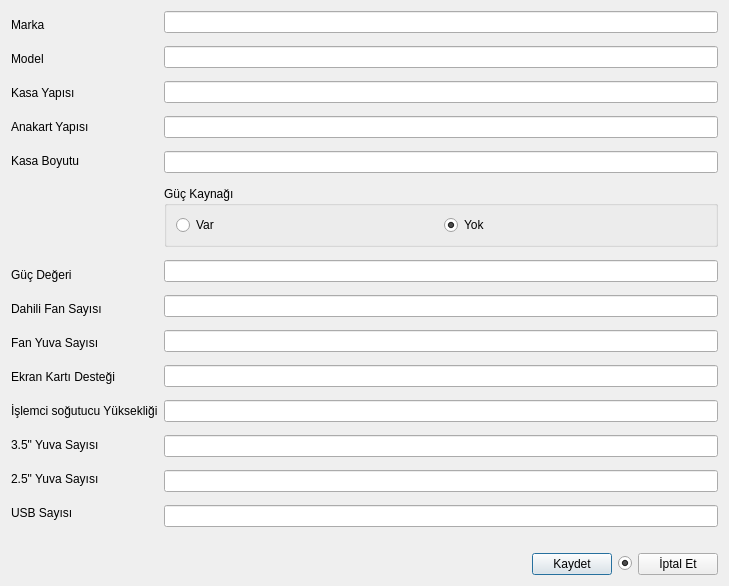
Before: the Qt Designer form Desktop/tekno_market2/TKN_Market/UI/VeriFormlari/tknkasapencere.ui in asirkacar/okulprojesi, drawn with Qt 5.
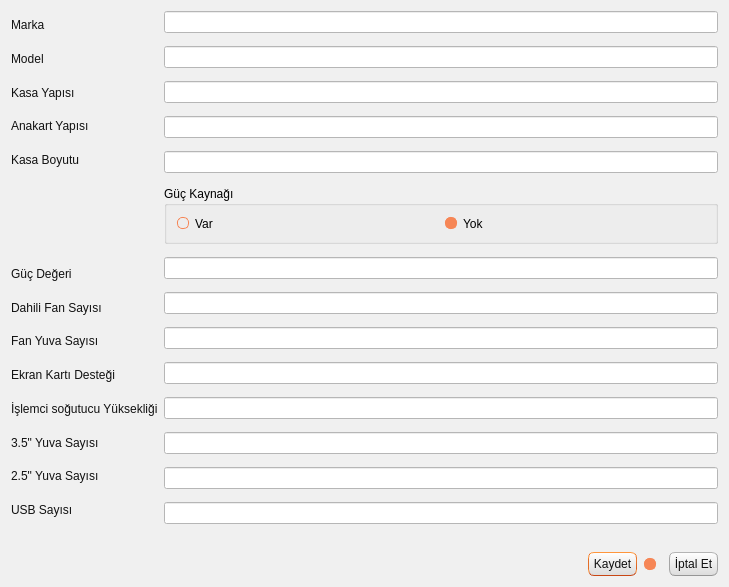
After: the same form once the commit is applied. Icons and pictures are not drawn.

```diff
--- a/Desktop/tekno_market2/TKN_Market/UI/VeriFormlari/tknkasapencere.ui
+++ b/Desktop/tekno_market2/TKN_Market/UI/VeriFormlari/tknkasapencere.ui
@@ -7,12 +7,509 @@
     <x>0</x>
     <y>0</y>
     <width>729</width>
-    <height>586</height>
+    <height>587</height>
    </rect>
   </property>
   <property name="windowTitle">
    <string>Dialog</string>
   </property>
+  <property name="styleSheet">
+   <string notr="true">/*
+Ubuntu Style Sheet for QT Applications
+Author: Jaime A. Quiroga P.
+Company: GTRONICK
+Last updated: 09/10/2019 (dd/mm/yyyy), 12:31.
+Available at: https://github.com/GTRONICK/QSS/blob/master/Ubuntu.qss
+*/
+QMainWindow {
+	background-color:#f0f0f0;
+}
+QCheckBox {
+	padding:2px;
+}
+QCheckBox:hover {
+	border:1px solid rgb(255,150,60);
+	border-radius:4px;
+	padding: 1px;
+	background-color:qlineargradient(spread:pad, x1:0.5, y1:1, x2:0.5, y2:0, stop:0 rgba(190, 90, 50, 50), stop:1 rgba(250, 130, 40, 50));
+}
+QCheckBox::indicator:checked {
+	border:1px solid rgb(246, 134, 86);
+	border-radius:4px;
+  	background-color:rgb(246, 134, 86)
+}
+QCheckBox::indicator:unchecked {
+	border-width:1px solid rgb(246, 134, 86);
+	border-radius:4px;
+  	background-color:rgb(255,255,255);
+}
+QColorDialog {
+	background-color:#f0f0f0;
+}
+QComboBox {
+	color:rgb(81,72,65);
+	background: #ffffff;
+}
+QComboBox:editable {
+	selection-color:rgb(81,72,65);
+	selection-background-color: #ffffff;
+}
+QComboBox QAbstractItemView {
+	selection-color: #ffffff;
+	selection-background-color: rgb(246, 134, 86);
+}
+QComboBox:!editable:on, QComboBox::drop-down:editable:on {
+	color:  #1e1d23;	
+}
+QDateTimeEdit, QDateEdit, QDoubleSpinBox, QFontComboBox {
+	color:rgb(81,72,65);
+	background-color: #ffffff;
+}
+
+QDialog {
+	background-color:#f0f0f0;
+}
+
+QLabel,QLineEdit {
+	color:rgb(17,17,17);
+}
+QLineEdit {
+	background-color:rgb(255,255,255);
+	selection-background-color:rgb(236,116,64);
+}
+QMenuBar {
+	color:rgb(223,219,210);
+	background-color:rgb(65,64,59);
+}
+QMenuBar::item {
+	padding-top:4px;
+	padding-left:4px;
+	padding-right:4px;
+	color:rgb(223,219,210);
+	background-color:rgb(65,64,59);
+}
+QMenuBar::item:selected {
+	color:rgb(255,255,255);
+	padding-top:2px;
+	padding-left:2px;
+	padding-right:2px;
+	border-top-width:2px;
+	border-left-width:2px;
+	border-right-width:2px;
+	border-top-right-radius:4px;
+	border-top-left-radius:4px;
+	border-style:solid;
+	background-color:rgb(65,64,59);
+	border-top-color: rgb(47,47,44);
+	border-right-color: qlineargradient(spread:pad, x1:0, y1:1, x2:1, y2:0, stop:0 rgba(90, 87, 78, 255), stop:1 rgba(47,47,44, 255));
+	border-left-color:  qlineargradient(spread:pad, x1:1, y1:0, x2:0, y2:0, stop:0 rgba(90, 87, 78, 255), stop:1 rgba(47,47,44, 255));
+}
+QMenu {
+	color:rgb(223,219,210);
+	background-color:rgb(65,64,59);
+}
+QMenu::item {
+	color:rgb(223,219,210);
+	padding:4px 10px 4px 20px;
+}
+QMenu::item:selected {
+	color:rgb(255,255,255);
+	background-color: qlineargradient(spread:pad, x1:0.5, y1:1, x2:0.5, y2:0, stop:0 rgba(225, 108, 54, 255), stop:1 rgba(246, 134, 86, 255));
+	border-style:solid;
+	border-width:3px;
+	padding:4px 7px 4px 17px;
+	border-bottom-color:qlineargradient(spread:pad, x1:0.5, y1:1, x2:0.5, y2:0, stop:0 rgba(175,85,48,255), stop:1 rgba(236,114,67, 255));
+	border-top-color:qlineargradient(spread:pad, x1:0.5, y1:1, x2:0.5, y2:0, stop:0 rgba(253,156,113,255), stop:1 rgba(205,90,46, 255));
+	border-right-color:qlineargradient(spread:pad, x1:0, y1:0.5, x2:1, y2:0.5, stop:0 rgba(253,156,113,255), stop:1 rgba(205,90,46, 255));
+	border-left-color:qlineargradient(spread:pad, x1:1, y1:0.5, x2:0, y2:0.5, stop:0 rgba(253,156,113,255), stop:1 rgba(205,90,46, 255));
+}
+QPlainTextEdit {
+	border-width: 1px solid transparent;
+	color:rgb(17,17,17);
+	selection-background-color:rgb(236,116,64);
+}
+QProgressBar {
+	text-align: center;
+	color: rgb(0, 0, 0);
+	border: 1px inset rgb(150,150,150); 
+	border-radius: 10px;
+	background-color:rgb(221,221,219);
+}
+QProgressBar::chunk:horizontal {
+	background-color: qlineargradient(spread:pad, x1:0.5, y1:1, x2:0.5, y2:0, stop:0 rgba(225, 108, 54, 255), stop:1 rgba(246, 134, 86, 255));
+	border:1px solid;
+	border-radius:8px;
+	border-bottom-color:qlineargradient(spread:pad, x1:0.5, y1:1, x2:0.5, y2:0, stop:0 rgba(175,85,48,255), stop:1 rgba(236,114,67, 255));
+	border-top-color:qlineargradient(spread:pad, x1:0.5, y1:1, x2:0.5, y2:0, stop:0 rgba(253,156,113,255), stop:1 rgba(205,90,46, 255));
+	border-right-color:qlineargradient(spread:pad, x1:0, y1:0.5, x2:1, y2:0.5, stop:0 rgba(253,156,113,255), stop:1 rgba(205,90,46, 255));
+	border-left-color:qlineargradient(spread:pad, x1:1, y1:0.5, x2:0, y2:0.5, stop:0 rgba(253,156,113,255), stop:1 rgba(205,90,46, 255));
+}
+QPushButton{
+	color:rgb(17,17,17);
+	border-width: 1px;
+	border-radius: 6px;
+	border-bottom-color: rgb(150,150,150);
+	border-right-color: rgb(165,165,165);
+	border-left-color: rgb(165,165,165);
+	border-top-color: rgb(180,180,180);
+	border-style: solid;
+	padding: 4px;
+	background-color: qlineargradient(spread:pad, x1:0.5, y1:1, x2:0.5, y2:0, stop:0 rgba(220, 220, 220, 255), stop:1 rgba(255, 255, 255, 255));
+}
+QPushButton:hover{
+	color:rgb(17,17,17);
+	border-width: 1px;
+	border-radius:6px;
+	border-top-color: rgb(255,150,60);
+	border-right-color: qlineargradient(spread:pad, x1:0, y1:1, x2:1, y2:0, stop:0 rgba(200, 70, 20, 255), stop:1 rgba(255,150,60, 255));
+	border-left-color:  qlineargradient(spread:pad, x1:1, y1:0, x2:0, y2:0, stop:0 rgba(200, 70, 20, 255), stop:1 rgba(255,150,60, 255));
+	border-bottom-color: rgb(200,70,20);
+	border-style: solid;
+	padding: 2px;
+	background-color: qlineargradient(spread:pad, x1:0.5, y1:1, x2:0.5, y2:0, stop:0 rgba(220, 220, 220, 255), stop:1 rgba(255, 255, 255, 255));
+}
+QPushButton:default{
+	color:rgb(17,17,17);
+	border-width: 1px;
+	border-radius:6px;
+	border-top-color: rgb(255,150,60);
+	border-right-color: qlineargradient(spread:pad, x1:0, y1:1, x2:1, y2:0, stop:0 rgba(200, 70, 20, 255), stop:1 rgba(255,150,60, 255));
+	border-left-color:  qlineargradient(spread:pad, x1:1, y1:0, x2:0, y2:0, stop:0 rgba(200, 70, 20, 255), stop:1 rgba(255,150,60, 255));
+	border-bottom-color: rgb(200,70,20);
+	border-style: solid;
+	padding: 2px;
+	background-color: qlineargradient(spread:pad, x1:0.5, y1:1, x2:0.5, y2:0, stop:0 rgba(220, 220, 220, 255), stop:1 rgba(255, 255, 255, 255));
+}
+QPushButton:pressed{
+	color:rgb(17,17,17);
+	border-width: 1px;
+	border-radius: 6px;
+	border-width: 1px;
+	border-top-color: rgba(255,150,60,200);
+	border-right-color: qlineargradient(spread:pad, x1:0, y1:1, x2:1, y2:0, stop:0 rgba(200, 70, 20, 255), stop:1 rgba(255,150,60, 200));
+	border-left-color:  qlineargradient(spread:pad, x1:1, y1:0, x2:0, y2:0, stop:0 rgba(200, 70, 20, 255), stop:1 rgba(255,150,60, 200));
+	border-bottom-color: rgba(200,70,20,200);
+	border-style: solid;
+	padding: 2px;
+	background-color: qlineargradient(spread:pad, x1:0.5, y1:0, x2:0.5, y2:1, stop:0 rgba(220, 220, 220, 255), stop:1 rgba(255, 255, 255, 255));
+}
+QPushButton:disabled{
+	color:rgb(174,167,159);
+	border-width: 1px;
+	border-radius: 6px;
+	background-color: qlineargradient(spread:pad, x1:0.5, y1:1, x2:0.5, y2:0, stop:0 rgba(200, 200, 200, 255), stop:1 rgba(230, 230, 230, 255));
+}
+QRadioButton {
+	padding: 1px;
+}
+QRadioButton::indicator:checked {
+	height: 10px;
+	width: 10px;
+	border-style:solid;
+	border-radius:5px;
+	border-width: 1px;
+	border-color: rgba(246, 134, 86, 255);
+	color: #a9b7c6;
+	background-color:rgba(246, 134, 86, 255);
+}
+QRadioButton::indicator:!checked {
+	height: 10px;
+	width: 10px;
+	border-style:solid;
+	border-radius:5px;
+	border-width: 1px;
+	border-color: rgb(246, 134, 86);
+	color: #a9b7c6;
+	background-color: transparent;
+}
+QScrollArea {
+	color: white;
+	background-color:#f0f0f0;
+}
+QSlider::groove {
+	border-style: solid;
+	border-width: 1px;
+	border-color: rgb(207,207,207);
+}
+QSlider::groove:horizontal {
+	height: 5px;
+	background: rgb(246, 134, 86);
+}
+QSlider::groove:vertical {
+	width: 5px;
+	background: rgb(246, 134, 86);
+}
+QSlider::handle:horizontal {
+	background: rgb(253,253,253);
+	border-style: solid;
+	border-width: 1px;
+	border-color: rgb(207,207,207);
+	width: 12px;
+	margin: -5px 0;
+	border-radius: 7px;
+}
+QSlider::handle:vertical {
+	background: rgb(253,253,253);
+	border-style: solid;
+	border-width: 1px;
+	border-color: rgb(207,207,207);
+	height: 12px;
+	margin: 0 -5px;
+	border-radius: 7px;
+}
+QSlider::add-page:horizontal, QSlider::add-page:vertical {
+ 	background: white;
+}
+QSlider::sub-page:horizontal, QSlider::sub-page:vertical {
+	background: rgb(246, 134, 86);
+}
+QStatusBar, QSpinBox {
+	color:rgb(81,72,65);
+}
+QSpinBox {
+	background-color: #ffffff;
+}
+QScrollBar:horizontal {
+	max-height: 20px;
+	border: 1px transparent;
+	margin: 0px 20px 0px 20px;
+}
+QScrollBar::handle:horizontal {
+	background: rgb(253,253,253);
+	border: 1px solid rgb(207,207,207);
+	border-radius: 7px;
+	min-width: 25px;
+}
+QScrollBar::handle:horizontal:hover {
+	background: rgb(253,253,253);
+	border: 1px solid rgb(255,150,60);
+	border-radius: 7px;
+	min-width: 25px;
+}
+QScrollBar::add-line:horizontal {
+  	border: 1px solid rgb(207,207,207);
+  	border-top-right-radius: 7px;
+  	border-top-left-radius: 7px;
+  	border-bottom-right-radius: 7px;
+  	background: rgb(255, 255, 255);
+  	width: 20px;
+  	subcontrol-position: right;
+  	subcontrol-origin: margin;
+}
+QScrollBar::add-line:horizontal:hover {
+  	border: 1px solid rgb(255,150,60);
+  	border-top-right-radius: 7px;
+  	border-top-left-radius: 7px;
+  	border-bottom-right-radius: 7px;
+  	background: rgb(255, 255, 255);
+  	width: 20px;
+  	subcontrol-position: right;
+  	subcontrol-origin: margin;
+}
+QScrollBar::add-line:horizontal:pressed {
+  	border: 1px solid grey;
+  	border-top-left-radius: 7px;
+  	border-top-right-radius: 7px;
+  	border-bottom-right-radius: 7px;
+  	background: rgb(231,231,231);
+  	width: 20px;
+  	subcontrol-position: right;
+  	subcontrol-origin: margin;
+}
+QScrollBar::sub-line:horizontal {
+  	border: 1px solid rgb(207,207,207);
+  	border-top-right-radius: 7px;
+  	border-top-left-radius: 7px;
+  	border-bottom-left-radius: 7px;
+  	background: rgb(255, 255, 255);
+  	width: 20px;
+  	subcontrol-position: left;
+  	subcontrol-origin: margin;
+}
+QScrollBar::sub-line:horizontal:hover {
+  	border: 1px solid rgb(255,150,60);
+  	border-top-right-radius: 7px;
+  	border-top-left-radius: 7px;
+  	border-bottom-left-radius: 7px;
+  	background: rgb(255, 255, 255);
+  	width: 20px;
+  	subcontrol-position: left;
+  	subcontrol-origin: margin;
+}
+QScrollBar::sub-line:horizontal:pressed {
+  	border: 1px solid grey;
+  	border-top-right-radius: 7px;
+  	border-top-left-radius: 7px;
+  	border-bottom-left-radius: 7px;
+  	background: rgb(231,231,231);
+  	width: 20px;
+  	subcontrol-position: left;
+  	subcontrol-origin: margin;
+}
+QScrollBar::left-arrow:horizontal {
+  	border: 1px transparent grey;
+  	border-top-left-radius: 3px;
+  	border-bottom-left-radius: 3px;
+  	width: 6px;
+  	height: 6px;
+  	background: rgb(230,230,230);
+}
+QScrollBar::right-arrow:horizontal {
+	border: 1px transparent grey;
+	border-top-right-radius: 3px;
+	border-bottom-right-radius: 3px;
+  	width: 6px;
+  	height: 6px;
+ 	background: rgb(230,230,230);
+}
+QScrollBar::add-page:horizontal, QScrollBar::sub-page:horizontal {
+ 	background: none;
+} 
+QScrollBar:vertical {
+	max-width: 20px;
+	border: 1px transparent grey;
+	margin: 20px 0px 20px 0px;
+}
+QScrollBar::add-line:vertical {
+	border: 1px solid;
+	border-color: rgb(207,207,207);
+	border-bottom-right-radius: 7px;
+	border-bottom-left-radius: 7px;
+	border-top-left-radius: 7px;
+	background: rgb(255, 255, 255);
+  	height: 20px;
+  	subcontrol-position: bottom;
+  	subcontrol-origin: margin;
+}
+QScrollBar::add-line:vertical:hover {
+  	border: 1px solid;
+  	border-color: rgb(255,150,60);
+  	border-bottom-right-radius: 7px;
+  	border-bottom-left-radius: 7px;
+  	border-top-left-radius: 7px;
+  	background: rgb(255, 255, 255);
+  	height: 20px;
+  	subcontrol-position: bottom;
+  	subcontrol-origin: margin;
+}
+QScrollBar::add-line:vertical:pressed {
+  	border: 1px solid grey;
+  	border-bottom-left-radius: 7px;
+  	border-bottom-right-radius: 7px;
+  	border-top-left-radius: 7px;
+  	background: rgb(231,231,231);
+  	height: 20px;
+  	subcontrol-position: bottom;
+  	subcontrol-origin: margin;
+}
+QScrollBar::sub-line:vertical {
+  	border: 1px solid rgb(207,207,207);
+  	border-top-right-radius: 7px;
+  	border-top-left-radius: 7px;
+  	border-bottom-left-radius: 7px;
+  	background: rgb(255, 255, 255);
+  	height: 20px;
+  	subcontrol-position: top;
+  	subcontrol-origin: margin;
+}
+QScrollBar::sub-line:vertical:hover {
+  	border: 1px solid rgb(255,150,60);
+  	border-top-right-radius: 7px;
+  	border-top-left-radius: 7px;
+  	border-bottom-left-radius: 7px;
+	background: rgb(255, 255, 255);
+  	height: 20px;
+  	subcontrol-position: top;
+  	subcontrol-origin: margin;
+}
+QScrollBar::sub-line:vertical:pressed {
+  	border: 1px solid grey;
+  	border-top-left-radius: 7px;
+  	border-top-right-radius: 7px;
+  	background: rgb(231,231,231);
+ 	height: 20px;
+  	subcontrol-position: top;
+  	subcontrol-origin: margin;
+}
+QScrollBar::handle:vertical {
+	background: rgb(253,253,253);
+	border: 1px solid rgb(207,207,207);
+	border-radius: 7px;
+	min-height: 25px;
+}
+QScrollBar::handle:vertical:hover {
+	background: rgb(253,253,253);
+	border: 1px solid rgb(255,150,60);
+	border-radius: 7px;
+	min-height: 25px;
+}
+QScrollBar::up-arrow:vertical {
+	border: 1px transparent grey;
+  	border-top-left-radius: 3px;
+	border-top-right-radius: 3px;
+  	width: 6px;
+  	height: 6px;
+  	background: rgb(230,230,230);
+}
+QScrollBar::down-arrow:vertical {
+  	border: 1px transparent grey;
+  	border-bottom-left-radius: 3px;
+  	border-bottom-right-radius: 3px;
+  	width: 6px;
+  	height: 6px;
+  	background: rgb(230,230,230);
+}
+QScrollBar::add-page:vertical, QScrollBar::sub-page:vertical {
+  	background: none;
+}
+QTabWidget {
+	color:rgb(0,0,0);
+	background-color:rgb(247,246,246);
+}
+QTabWidget::pane {
+	border-color: rgb(180,180,180);
+	background-color:rgb(247,246,246);
+	border-style: solid;
+	border-width: 1px;
+  	border-radius: 6px;
+}
+QTabBar::tab {
+	padding-left:4px;
+	padding-right:4px;
+	padding-bottom:2px;
+	padding-top:2px;
+	color:rgb(81,72,65);
+  	background-color: qlineargradient(spread:pad, x1:0.5, y1:1, x2:0.5, y2:0, stop:0 rgba(221,218,217,255), stop:1 rgba(240,239,238,255));
+	border-style: solid;
+	border-width: 1px;
+  	border-top-right-radius:4px;
+	border-top-left-radius:4px;
+	border-top-color: rgb(180,180,180);
+	border-left-color: rgb(180,180,180);
+	border-right-color: rgb(180,180,180);
+	border-bottom-color: transparent;
+}
+QTabBar::tab:selected, QTabBar::tab:last:selected, QTabBar::tab:hover {
+  	background-color:rgb(247,246,246);
+  	margin-left: 0px;
+  	margin-right: 1px;
+}
+QTabBar::tab:!selected {
+	margin-top: 1px;
+	margin-right: 1px;
+}
+QTextEdit {
+	border-width: 1px;
+	border-style: solid;
+	border-color:transparent;
+	color:rgb(17,17,17);
+	selection-background-color:rgb(236,116,64);
+}
+QTimeEdit, QToolBox, QToolBox::tab, QToolBox::tab:selected {
+	color:rgb(81,72,65);
+	background-color: #ffffff;
+}</string>
+  </property>
   <layout class="QVBoxLayout" name="verticalLayout_3">
    <item>
     <layout class="QHBoxLayout" name="horizontalLayout_3">
```
Left out of the diff: 12 changed lines with no effect on the pictures.
